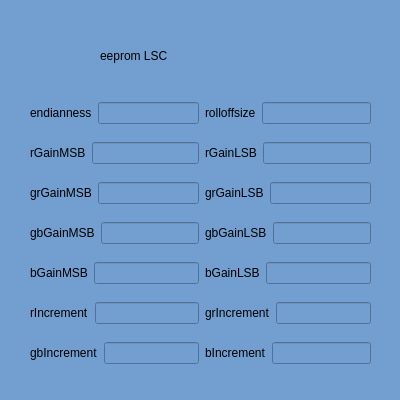
Old version of the form eeprom/eepromlsc.ui in the repository LiuQinHong/IHV-assistant.
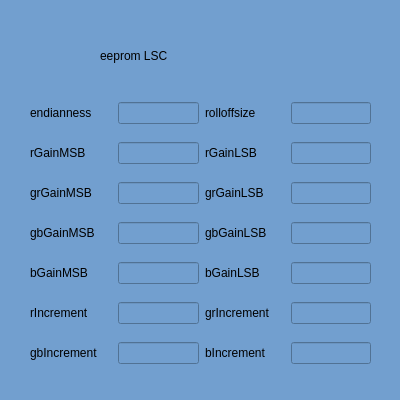
New version of the form.

```diff
--- a/eeprom/eepromlsc.ui
+++ b/eeprom/eepromlsc.ui
@@ -44,7 +44,7 @@
     <string>eeprom LSC</string>
    </property>
   </widget>
-  <widget class="QWidget" name="">
+  <widget class="QWidget" name="layoutWidget">
    <property name="geometry">
     <rect>
      <x>30</x>
@@ -57,7 +57,7 @@
     <item>
      <layout class="QVBoxLayout" name="verticalLayout">
       <item>
-       <layout class="QHBoxLayout" name="horizontalLayout" stretch="0,1">
+       <layout class="QHBoxLayout" name="horizontalLayout" stretch="1,1">
         <item>
          <widget class="QLabel" name="label_2">
           <property name="text">
@@ -71,7 +71,7 @@
        </layout>
       </item>
       <item>
-       <layout class="QHBoxLayout" name="horizontalLayout_3" stretch="0,1">
+       <layout class="QHBoxLayout" name="horizontalLayout_3" stretch="1,1">
         <item>
          <widget class="QLabel" name="label_4">
           <property name="text">
@@ -85,7 +85,7 @@
        </layout>
       </item>
       <item>
-       <layout class="QHBoxLayout" name="horizontalLayout_5" stretch="0,1">
+       <layout class="QHBoxLayout" name="horizontalLayout_5" stretch="1,1">
         <item>
          <widget class="QLabel" name="label_6">
           <property name="text">
@@ -99,7 +99,7 @@
        </layout>
       </item>
       <item>
-       <layout class="QHBoxLayout" name="horizontalLayout_7" stretch="0,1">
+       <layout class="QHBoxLayout" name="horizontalLayout_7" stretch="1,1">
         <item>
          <widget class="QLabel" name="label_8">
           <property name="text">
@@ -113,7 +113,7 @@
        </layout>
       </item>
       <item>
-       <layout class="QHBoxLayout" name="horizontalLayout_9" stretch="0,1">
+       <layout class="QHBoxLayout" name="horizontalLayout_9" stretch="1,1">
         <item>
          <widget class="QLabel" name="label_10">
           <property name="text">
@@ -127,7 +127,7 @@
        </layout>
       </item>
       <item>
-       <layout class="QHBoxLayout" name="horizontalLayout_11" stretch="0,1">
+       <layout class="QHBoxLayout" name="horizontalLayout_11" stretch="1,1">
         <item>
          <widget class="QLabel" name="label_12">
           <property name="text">
@@ -141,7 +141,7 @@
        </layout>
       </item>
       <item>
-       <layout class="QHBoxLayout" name="horizontalLayout_13" stretch="0,1">
+       <layout class="QHBoxLayout" name="horizontalLayout_13" stretch="1,1">
         <item>
          <widget class="QLabel" name="label_14">
           <property name="text">
@@ -159,7 +159,7 @@
     <item>
      <layout class="QVBoxLayout" name="verticalLayout_2">
       <item>
-       <layout class="QHBoxLayout" name="horizontalLayout_2" stretch="0,1">
+       <layout class="QHBoxLayout" name="horizontalLayout_2" stretch="1,1">
         <item>
          <widget class="QLabel" name="label_3">
           <property name="text">
@@ -173,7 +173,7 @@
        </layout>
       </item>
       <item>
-       <layout class="QHBoxLayout" name="horizontalLayout_4" stretch="0,1">
+       <layout class="QHBoxLayout" name="horizontalLayout_4" stretch="1,1">
         <item>
          <widget class="QLabel" name="label_5">
           <property name="text">
@@ -187,7 +187,7 @@
        </layout>
       </item>
       <item>
-       <layout class="QHBoxLayout" name="horizontalLayout_6" stretch="0,1">
+       <layout class="QHBoxLayout" name="horizontalLayout_6" stretch="1,1">
         <item>
          <widget class="QLabel" name="label_7">
           <property name="text">
@@ -201,7 +201,7 @@
        </layout>
       </item>
       <item>
-       <layout class="QHBoxLayout" name="horizontalLayout_8" stretch="0,1">
+       <layout class="QHBoxLayout" name="horizontalLayout_8" stretch="1,1">
         <item>
          <widget class="QLabel" name="label_9">
           <property name="text">
@@ -215,7 +215,7 @@
        </layout>
       </item>
       <item>
-       <layout class="QHBoxLayout" name="horizontalLayout_10" stretch="0,1">
+       <layout class="QHBoxLayout" name="horizontalLayout_10" stretch="1,1">
         <item>
          <widget class="QLabel" name="label_11">
           <property name="text">
@@ -229,7 +229,7 @@
        </layout>
       </item>
       <item>
-       <layout class="QHBoxLayout" name="horizontalLayout_12" stretch="0,1">
+       <layout class="QHBoxLayout" name="horizontalLayout_12" stretch="1,1">
         <item>
          <widget class="QLabel" name="label_13">
           <property name="text">
@@ -243,7 +243,7 @@
        </layout>
       </item>
       <item>
-       <layout class="QHBoxLayout" name="horizontalLayout_14" stretch="0,1">
+       <layout class="QHBoxLayout" name="horizontalLayout_14" stretch="1,1">
         <item>
          <widget class="QLabel" name="label_15">
           <property name="text">
```
